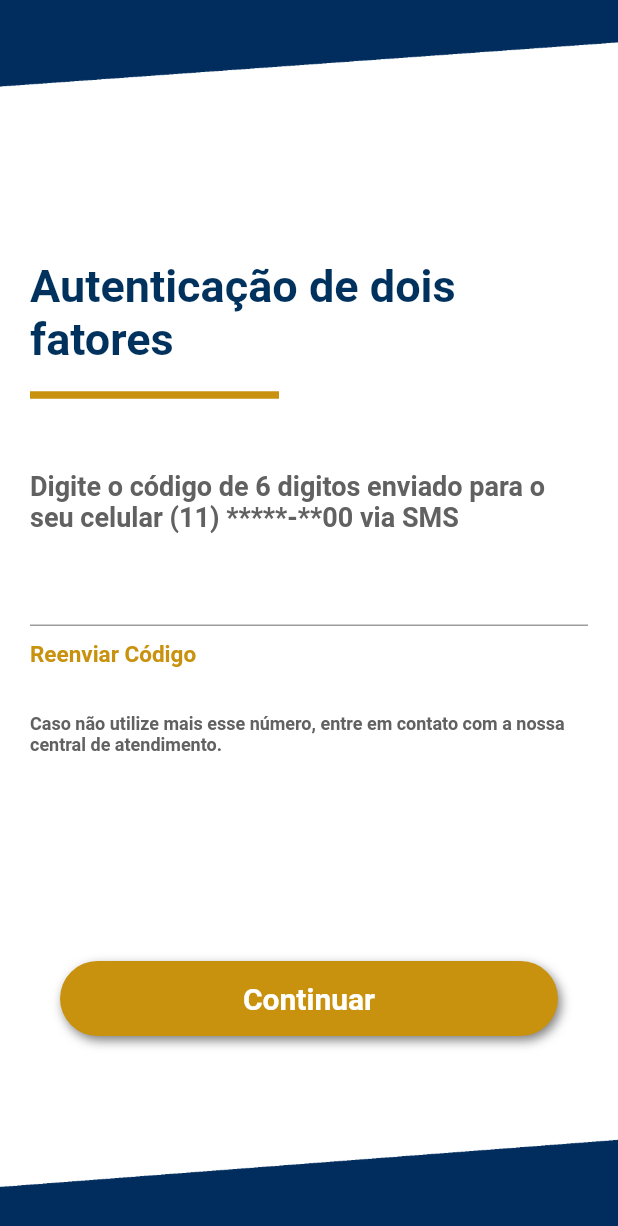
After one commit to lincolnmelo/corretora-app, a Flutter app: the TokenPage screen opened by its route, on a phone screen of 412 x 824 dp. The commit adds this screen. Shown: the top 1226 px of the screen. Run offline on Flutter 3.47's test engine with Material 2 defaults, Android fonts, the phone set to English and light mode, and no system bars.

Commit message:
Tela Autenticação de dois fatores implementada, e homePege com Drawer implementado

```diff
--- a/lib/src/components/input_text.dart
+++ b/lib/src/components/input_text.dart
@@ -32,6 +32,9 @@ class _TextInputState extends State<TextInput> {
   @override
   Widget build(BuildContext context) {
     return TextFormField(
+        onFieldSubmitted: (_) async {
+          print("Enter");
+        },
         obscureText: widget.obscuringCharacter,
         controller: widget.controller,
         validator: _textValidator,
--- /dev/null
+++ b/lib/src/screens/login/token.dart
@@ -0,0 +1,306 @@
+import 'dart:async';
+
+import 'package:flutter/material.dart';
+import 'package:corretora_app/src/components/input_text.dart';
+
+class TokenPage extends StatefulWidget {
+  @override
+  _TokenPageState createState() => _TokenPageState();
+}
+
+class _TokenPageState extends State<TokenPage> {
+  final _tToken = TextEditingController();
+  final GlobalKey<FormState> _formKey = GlobalKey<FormState>();
+  bool starting = false;
+  bool isLoading = false;
+
+  @override
+  void initState() {
+    super.initState();
+    setState(() {
+      starting = true;
+    });
+    WidgetsBinding.instance.addPostFrameCallback((_) => _setState());
+  }
+
+  _oneTap() {
+    FocusScope.of(context).unfocus();
+    setState(() {
+      isLoading = !isLoading;
+      _onClickToken(context);
+    });
+  }
+
+  @override
+  Widget build(BuildContext context) {
+    return Scaffold(
+      body: Container(
+        width: MediaQuery.of(context).size.width,
+        height: MediaQuery.of(context).size.height,
+        padding: EdgeInsets.all(20),
+        decoration: BoxDecoration(
+          image: DecorationImage(
+            image: AssetImage("lib/assets/images/home.png"),
+            fit: BoxFit.cover,
+          ),
+        ),
+        child: SingleChildScrollView(
+          child: AnimatedOpacity(
+            duration: Duration(milliseconds: 500),
+            opacity: starting ? 0.0 : 1.0,
+            child: Container(
+              width: MediaQuery.of(context).size.width,
+              height: MediaQuery.of(context).size.height,
+              child: Column(
+                mainAxisAlignment: MainAxisAlignment.center,
+                children: <Widget>[
+                  textLogin(),
+                  divider(),
+                  textSMS(),
+                  _formToken(),
+                  rToken(),
+                  textAtendimento(),
+                  loginButton()
+                ],
+              ),
+            ),
+          ),
+        ),
+      ),
+    );
+  }
+
+  _formToken() {
+    return Form(
+        key: _formKey,
+        child: Column(
+          children: <Widget>[
+            textFormFieldToken(),
+          ],
+        ));
+  }
+
+  Widget textLogin() {
+    return Container(
+      child: Text(
+        'Autenticação de dois fatores',
+        textAlign: TextAlign.left,
+        style: TextStyle(
+            fontWeight: FontWeight.bold,
+            color: Theme.of(context).primaryColor,
+            fontSize: 30),
+      ),
+    );
+  }
+
+  Widget textSMS() {
+    return Container(
+      padding: EdgeInsets.only(top: 30),
+      child: Text(
+        'Digite o código de 6 digitos enviado para o seu celular (11) *****-**00 via SMS',
+        textAlign: TextAlign.left,
+        style: TextStyle(
+            fontWeight: FontWeight.bold, color: Colors.grey[700], fontSize: 18),
+      ),
+    );
+  }
+
+  Widget textAtendimento() {
+    return Container(
+      padding: EdgeInsets.only(top: 30),
+      child: Text(
+        'Caso não utilize mais esse número, entre em contato com a nossa central de atendimento.',
+        textAlign: TextAlign.left,
+        style: TextStyle(
+            fontWeight: FontWeight.bold, color: Colors.grey[700], fontSize: 12),
+      ),
+    );
+  }
+
+  Widget divider() {
+    return Divider(
+      color: Theme.of(context).accentColor,
+      height: 40,
+      thickness: 5,
+      indent: 0,
+      endIndent: MediaQuery.of(context).size.width / 2,
+    );
+  }
+
+  Widget textFormFieldToken() {
+    String message = 'Obrigatório';
+    return TextInput(
+      obscuringCharacter: false,
+      controller: _tToken,
+      returnMessage: message,
+      hintText: 'Informe o token',
+      labelText: '',
+      textMessage: message,
+    );
+  }
+
+  Widget loginButton() {
+    var _boxshadow = <BoxShadow>[
+      BoxShadow(
+          color: Colors.black.withOpacity(0.5),
+          offset: Offset(2.0, 3.0),
+          blurRadius: 5.0)
+    ];
+
+    return new Container(
+      padding: EdgeInsets.only(
+          top: MediaQuery.of(context).size.height / 6, left: 20, right: 20),
+      child: AnimatedContainer(
+        duration: Duration(milliseconds: 500),
+        curve: Curves.easeIn,
+        width: isLoading ? 50 : MediaQuery.of(context).size.width,
+        child: InkWell(
+            onTap: _oneTap,
+            child: isLoading
+                ? Container(
+                    decoration: BoxDecoration(
+                        color: Theme.of(context).accentColor,
+                        borderRadius: BorderRadius.circular(50),
+                        boxShadow: _boxshadow),
+                    height: 50,
+                    alignment: Alignment.center,
+                    child: Center(
+                      child: CircularProgressIndicator(
+                          valueColor:
+                              AlwaysStoppedAnimation<Color>(Colors.white)),
+                    ))
+                : Container(
+                    decoration: BoxDecoration(
+                        color: Theme.of(context).accentColor,
+                        borderRadius: BorderRadius.circular(50),
+                        boxShadow: _boxshadow),
+                    height: 50,
+                    alignment: Alignment.center,
+                    child: Text(
+                      'Continuar',
+                      textAlign: TextAlign.center,
+                      style: TextStyle(
+                          fontWeight: FontWeight.bold,
+                          color: Colors.white,
+                          fontSize: 20),
+                    ))),
+      ),
+    );
+  }
+
+  _onClickToken(BuildContext context) {
+    final token = _tToken.text;
+    print("Token: $token");
+    if (!_formKey.currentState.validate()) {
+      setState(() {
+        isLoading = false;
+      });
+      return;
+    }
+    if (token != '123456') {
+      setState(() {
+        isLoading = false;
+      });
+      showDialog(
+        barrierDismissible: false,
+        context: context,
+        builder: (context) {
+          return AlertDialog(
+              title: Text(
+                "Atenção",
+                style: TextStyle(
+                    fontWeight: FontWeight.bold,
+                    color: Theme.of(context).accentColor,
+                    fontSize: 20),
+              ),
+              content: Text(
+                  "Token inválido, informe o token enviado para o seu celular."),
+              actions: <Widget>[
+                TextButton(
+                    child: Text(
+                      "OK",
+                      style: TextStyle(
+                          fontWeight: FontWeight.bold,
+                          color: Theme.of(context).accentColor,
+                          fontSize: 20),
+                    ),
+                    onPressed: () {
+                      setState(() {
+                        isLoading = false;
+                      });
+                      Navigator.pop(context);
+                    })
+              ]);
+        },
+      );
+    } else {
+      setState(() {
+        isLoading = true;
+      });
+      FocusScope.of(context).unfocus();
+      Timer(
+          Duration(seconds: 3),
+          () => setState(() {
+                isLoading = false;
+                Navigator.pushNamed(context, '/home');
+              }));
+    }
+  }
+
+  Widget rToken() {
+    return InkWell(
+      onTap: () => showDialog(
+        barrierDismissible: false,
+        context: context,
+        builder: (context) {
+          return AlertDialog(
+              title: Text(
+                "Sucesso",
+                style: TextStyle(
+                    fontWeight: FontWeight.bold,
+                    color: Colors.green[600],
+                    fontSize: 20),
+              ),
+              content: Text(
+                  "Código reenviado, verifique seu celular e tente novamente."),
+              actions: <Widget>[
+                TextButton(
+                    child: Text(
+                      "OK",
+                      style: TextStyle(
+                          fontWeight: FontWeight.bold,
+                          color: Colors.green[600],
+                          fontSize: 20),
+                    ),
+                    onPressed: () {
+                      setState(() {
+                        isLoading = false;
+                      });
+                      Navigator.pop(context);
+                    })
+              ]);
+        },
+      ),
+      child: Container(
+        padding: EdgeInsets.only(top: 10),
+        width: MediaQuery.of(context).size.width,
+        child: Text(
+          'Reenviar Código',
+          textAlign: TextAlign.left,
+          style: TextStyle(
+              fontWeight: FontWeight.bold,
+              color: Theme.of(context).accentColor,
+              fontSize: 15),
+        ),
+      ),
+    );
+  }
+
+  _setState() {
+    Timer(
+        Duration(milliseconds: 100),
+        () => setState(() {
+              starting = false;
+            }));
+  }
+}
--- a/pubspec.yaml
+++ b/pubspec.yaml
@@ -22,7 +22,12 @@ flutter:
   assets:
     - lib/assets/images/alfa-corretora-branco.png
     - lib/assets/images/alfa-corretora.png
+    - lib/assets/images/alfa-corretora-crop-content.png
     - lib/assets/images/home.png
+    - lib/assets/images/logo-branco.png
+    - lib/assets/images/logo-black.png
+    - lib/assets/images/avatar.png
+    - lib/assets/images/drawer.png
 
 flutter_icons:
   android: "launcher_icon"
```
Also changed, not shown: lib/main.dart (+7 -3 lines), lib/src/components/drawer.dart (added, +71 -0 lines), lib/src/screens/home/home.dart (added, +31 -0 lines), lib/src/screens/login/login.dart (+5 -2 lines), lib/assets/images/alfa-corretora-branco-crop-content.png (added), lib/assets/images/alfa-corretora-crop-content.png (added), lib/assets/images/avatar.png (added), lib/assets/images/drawer.png (added), lib/assets/images/logo-black.png (added), lib/assets/images/logo-branco.png (added).
